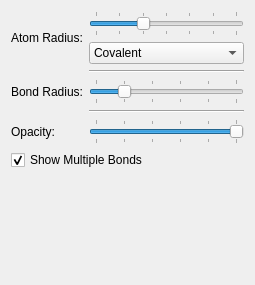
Before: the Qt Designer form libavogadro/src/engines/bsdysettingswidget.ui in cryos/avogadro, drawn with Qt 5.
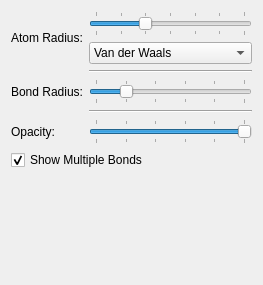
After: the same form once the commit is applied.

Commit message: Change default of "atom radius" to be consistent with prev. releases. Users can change to covalent, but it should be their choice.

The edit to the form file:
```diff
--- a/libavogadro/src/engines/bsdysettingswidget.ui
+++ b/libavogadro/src/engines/bsdysettingswidget.ui
@@ -6,7 +6,7 @@
    <rect>
     <x>0</x>
     <y>0</y>
-    <width>255</width>
+    <width>263</width>
     <height>285</height>
    </rect>
   </property>
@@ -126,6 +126,9 @@
          <height>0</height>
         </size>
        </property>
+       <property name="currentIndex">
+        <number>1</number>
+       </property>
        <item>
         <property name="text">
          <string>Covalent</string>
```
The commit also changes 1 other file.
